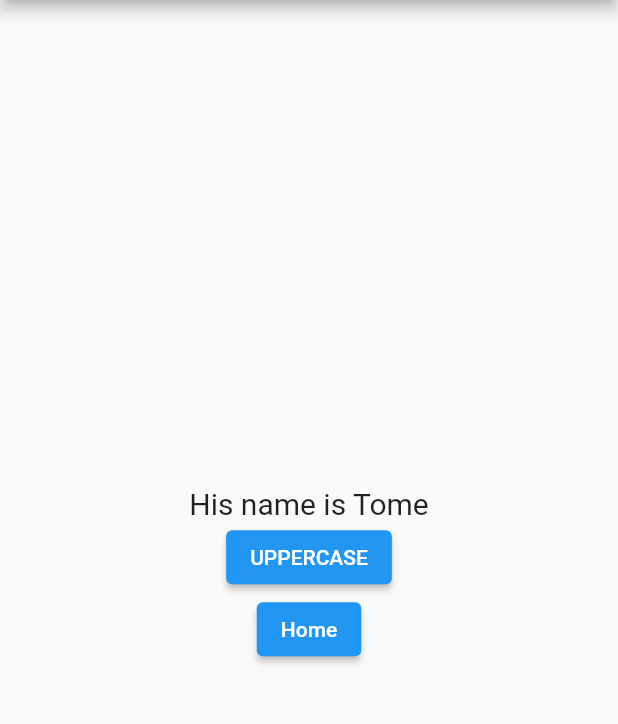
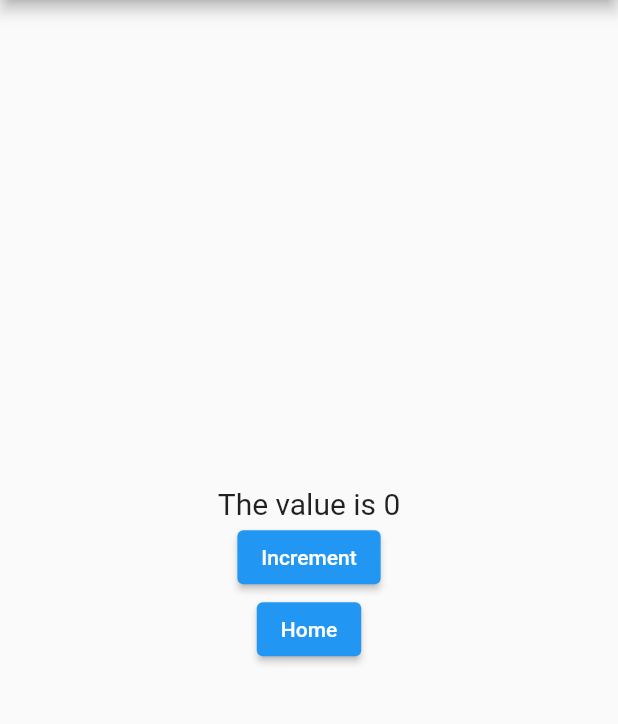
Before and after one commit to pasha13d/learn_getX, a Flutter app: the screen it shows after launch, on a phone screen of 412 x 824 dp, the part 84-808 px from its top. Run offline on Flutter 3.47's test engine with Material 2 defaults, Android fonts, the phone set to English and light mode, and no system bars; our stand-ins replace get.

Commit message:
GetX with Controller Type

```diff
--- /dev/null
+++ b/lib/controllers/increment_controller.dart
@@ -0,0 +1,9 @@
+import 'package:get/get.dart';
+
+class IncrementController extends GetxController {
+  var count = 0.obs;
+
+  void increment() {
+    count++;
+  }
+}
--- a/lib/main.dart
+++ b/lib/main.dart
@@ -1,5 +1,6 @@
 import 'package:flutter/material.dart';
 import 'package:get/get.dart';
+import 'package:learn_getx/controllers/increment_controller.dart';
 import 'package:learn_getx/models/student_model.dart';
 import 'package:learn_getx/pages/home_page.dart';
 import 'package:learn_getx/pages/not_found_page.dart';
@@ -14,7 +15,7 @@ void main() {
 class MyApp extends StatelessWidget {
   MyApp({Key? key}) : super(key: key);
 
-  StudentController studentController = Get.put(StudentController());
+  // StudentController studentController = Get.put(StudentController());
 
   // This widget is the root of your application.
   @override
@@ -43,17 +44,20 @@ class MyApp extends StatelessWidget {
             mainAxisAlignment: MainAxisAlignment.center,
             crossAxisAlignment: CrossAxisAlignment.center,
             children: [
-              Obx(() =>
-                Text(
-                  "His name is ${studentController.student.value.name}",
-                  style: TextStyle(fontSize: 20.0),
-                ),
+              GetX<IncrementController>(
+                init: IncrementController(),
+                builder: (controller) {
+                  return Text(
+                    "The value is ${controller.count}",
+                    style: TextStyle(fontSize: 20.0),
+                  );
+                },
               ),
               ElevatedButton(
                 onPressed: (() {
-                  studentController.convertUpperCase();
+                  Get.find<IncrementController>().increment();
                 }),
-                child: const Text("UPPERCASE")
+                child: const Text("Increment")
               ),
               ElevatedButton(
                 onPressed: (() {
```
